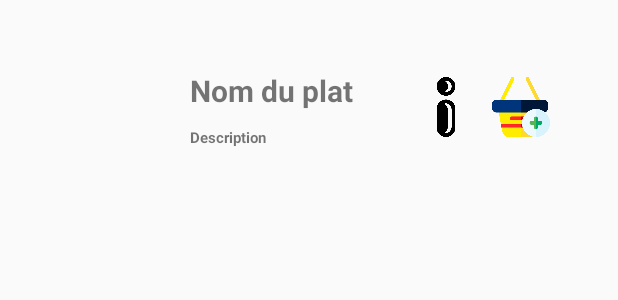
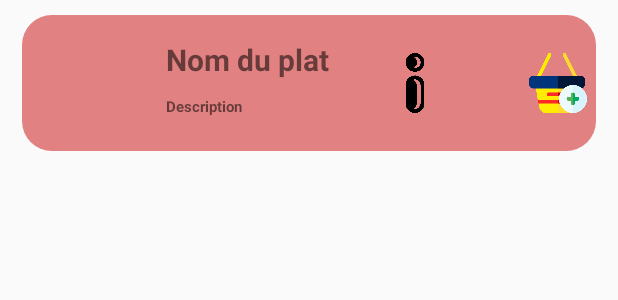
Before and after one commit to ElFanouiReda/ApplicationSushi, an Android app: the layout row.xml on its own in the app's theme, with its tools: preview values and no code run, on a phone screen of 412 x 824 dp. Shown: the top 300 px of the screen. Run offline under Robolectric (Android 15) with nearby library versions, the phone set to English and light mode, and no system bars.

Commit message:
CustomerMenu P1

```diff
--- a/app/src/main/AndroidManifest.xml
+++ b/app/src/main/AndroidManifest.xml
@@ -11,17 +11,17 @@
         android:roundIcon="@drawable/ic_princ"
         android:supportsRtl="true"
         android:theme="@style/AppTheme">
-        <activity android:name=".CustCategories"></activity>
+        <activity android:name=".CustCategories" />
         <activity android:name=".RegisterActivity" />
         <activity android:name=".AdminMenu" />
-        <activity android:name=".CustMenu"></activity>
-        <activity android:name=".LoginActivity" >
+        <activity android:name=".CustMenu" >
             <intent-filter>
                 <action android:name="android.intent.action.MAIN" />
 
                 <category android:name="android.intent.category.LAUNCHER" />
             </intent-filter>
         </activity>
+        <activity android:name=".LoginActivity"></activity>
     </application>
 
 </manifest>
--- /dev/null
+++ b/app/src/main/res/drawable/card_cust_menu.xml
@@ -0,0 +1,16 @@
+<?xml version="1.0" encoding="utf-8"?>
+<selector
+    xmlns:android="http://schemas.android.com/apk/res/android">
+
+    <item>
+        <shape android:shape="rectangle">
+            <solid android:color="#A8D64444"/>
+            <corners
+                android:topRightRadius="20dp"
+                android:topLeftRadius="20dp"
+                android:bottomRightRadius="20dp"
+                android:bottomLeftRadius="20dp" />
+        </shape>
+    </item>
+
+</selector>
--- a/app/src/main/res/layout/row.xml
+++ b/app/src/main/res/layout/row.xml
@@ -3,8 +3,11 @@
     android:layout_width="wrap_content"
     android:layout_height="wrap_content"
     android:orientation="horizontal"
-    android:padding="16dp"
-    android:layout_margin="10dp">
+    android:layout_margin="10dp"
+    android:background="@drawable/card_cust_menu"
+    android:layout_gravity="center_horizontal"
+    android:layout_marginHorizontal="10dp"
+    android:padding="5dp">
 
 
     <ImageView
@@ -16,7 +19,7 @@
         android:layout_width="wrap_content"
         android:layout_height="wrap_content"
         android:orientation="vertical"
-        android:layout_margin="15dp">
+        android:layout_margin="5dp">
 
         <TextView
             android:id="@+id/textView"
@@ -40,18 +43,25 @@
     </LinearLayout>
 
     <ImageView
+        android:id="@+id/imageView2"
         android:layout_width="40dp"
         android:layout_height="40dp"
-        android:layout_marginTop="25dp"
+        android:layout_marginTop="20dp"
         android:layout_marginLeft="10dp"
-        android:src="@drawable/info"/>
-
+        android:layout_marginHorizontal="15dp"
+        android:src="@drawable/info"
+        android:focusable = "false"
+        android:clickable="true"/>
+s
     <ImageView
+        android:id="@+id/imageView3"
         android:layout_width="40dp"
         android:layout_height="40dp"
-        android:layout_marginTop="25dp"
-        android:layout_marginLeft="10dp"
-        android:src="@drawable/buy"/>
+        android:layout_marginTop="20dp"
+        android:layout_marginLeft="40dp"
+        android:src="@drawable/buy"
+        android:focusable = "false"
+        android:clickable="true"/>
 
 
 </LinearLayout>
--- a/app/src/main/res/values/colors.xml
+++ b/app/src/main/res/values/colors.xml
@@ -23,6 +23,8 @@
 
     <color name="colorOrange">#D85F39</color>
 
+    <color name="colorRedLight">#BC2121</color>
+
 
 
 </resources>
```
Also changed, not shown: app/src/main/java/com/example/applicationsushi/ClassPlat.java (added, +68 -0 lines), app/src/main/java/com/example/applicationsushi/CustMenu.java (+66 -31 lines), app/src/main/java/com/example/applicationsushi/CustomListViewPlat.java (added, +100 -0 lines), app/src/main/res/layout/activity_cust_menu.xml (+42 -22 lines).
